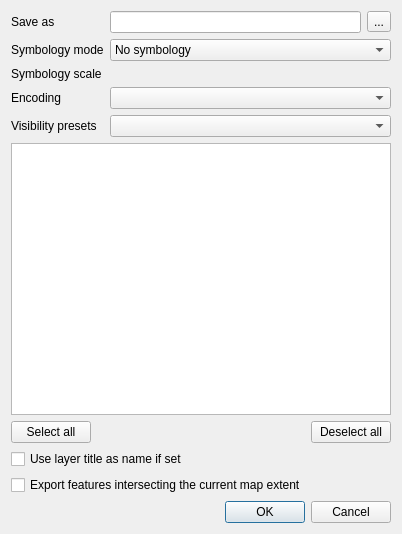
qgis/QGIS, file src/ui/qgsdxfexportdialogbase.ui: the form before one commit.
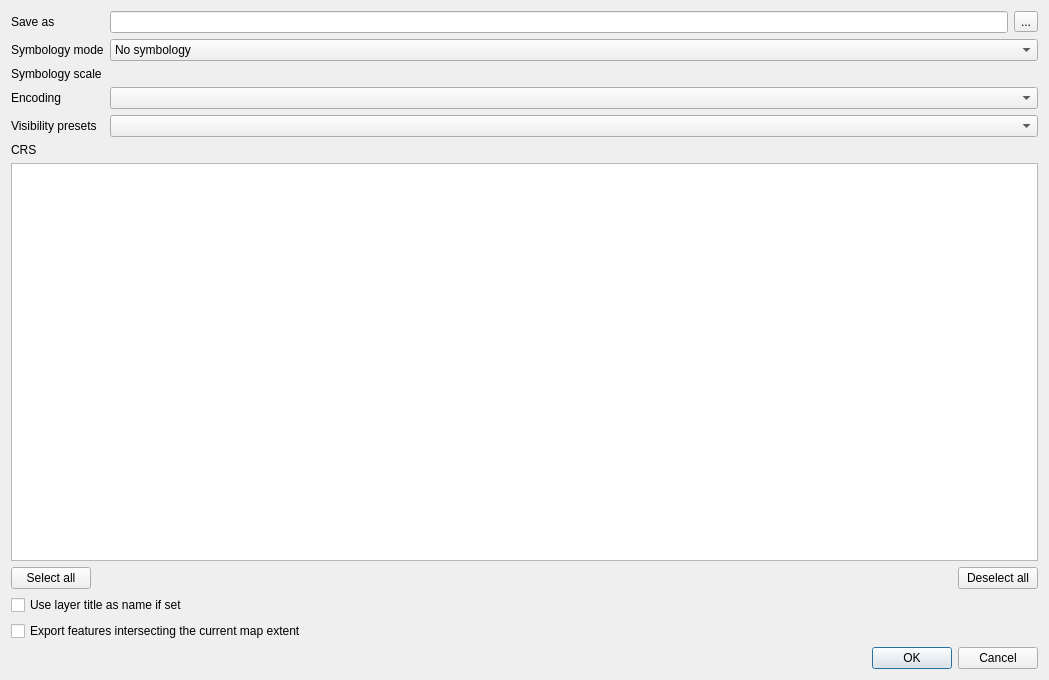
The form after the commit. Custom widgets are drawn as their Qt base class.

What changed in the file:
```diff
--- a/src/ui/qgsdxfexportdialogbase.ui
+++ b/src/ui/qgsdxfexportdialogbase.ui
@@ -6,24 +6,14 @@
    <rect>
     <x>0</x>
     <y>0</y>
-    <width>402</width>
-    <height>534</height>
+    <width>1049</width>
+    <height>680</height>
    </rect>
   </property>
   <property name="windowTitle">
    <string>DXF export</string>
   </property>
   <layout class="QGridLayout" name="gridLayout_2">
-   <item row="2" column="1" colspan="2">
-    <widget class="QgsScaleWidget" name="mScaleWidget" native="true">
-     <property name="showCurrentScaleButton" stdset="0">
-      <bool>true</bool>
-     </property>
-    </widget>
-   </item>
-   <item row="3" column="1" colspan="2">
-    <widget class="QComboBox" name="mEncoding"/>
-   </item>
    <item row="0" column="2">
     <widget class="QToolButton" name="mFileSelectionButton">
      <property name="text">
@@ -31,16 +21,6 @@
      </property>
     </widget>
    </item>
-   <item row="5" column="0" colspan="3">
-    <widget class="QgsLayerTreeView" name="mTreeView">
-     <property name="selectionMode">
-      <enum>QAbstractItemView::ExtendedSelection</enum>
-     </property>
-     <attribute name="headerDefaultSectionSize">
-      <number>0</number>
-     </attribute>
-    </widget>
-   </item>
    <item row="0" column="0">
     <widget class="QLabel" name="mSaveAsLabel">
      <property name="text">
@@ -82,6 +62,26 @@
     </widget>
    </item>
    <item row="7" column="0" colspan="3">
+    <widget class="QgsLayerTreeView" name="mTreeView">
+     <property name="selectionMode">
+      <enum>QAbstractItemView::ExtendedSelection</enum>
+     </property>
+     <attribute name="headerDefaultSectionSize">
+      <number>0</number>
+     </attribute>
+    </widget>
+   </item>
+   <item row="2" column="1" colspan="2">
+    <widget class="QgsScaleWidget" name="mScaleWidget">
+     <property name="showCurrentScaleButton">
+      <bool>true</bool>
+     </property>
+    </widget>
+   </item>
+   <item row="3" column="1" colspan="2">
+    <widget class="QComboBox" name="mEncoding"/>
+   </item>
+   <item row="9" column="0" colspan="3">
     <layout class="QGridLayout" name="gridLayout_3">
      <item row="0" column="0">
       <widget class="QPushButton" name="mSelectAllButton">
@@ -115,14 +115,14 @@
    <item row="0" column="1">
     <widget class="QLineEdit" name="mFileLineEdit"/>
    </item>
-   <item row="9" column="0" colspan="3">
+   <item row="11" column="0" colspan="3">
     <widget class="QCheckBox" name="mMapExtentCheckBox">
      <property name="text">
       <string>Export features intersecting the current map extent</string>
      </property>
     </widget>
    </item>
-   <item row="10" column="0" colspan="3">
+   <item row="12" column="0" colspan="3">
     <widget class="QDialogButtonBox" name="buttonBox">
      <property name="orientation">
       <enum>Qt::Horizontal</enum>
@@ -149,16 +149,36 @@
      </property>
     </widget>
    </item>
-   <item row="8" column="0" colspan="3">
+   <item row="10" column="0" colspan="3">
     <widget class="QCheckBox" name="mLayerTitleAsName">
      <property name="text">
       <string>Use layer title as name if set</string>
      </property>
     </widget>
    </item>
+   <item row="5" column="0">
+    <widget class="QLabel" name="label_3">
+     <property name="text">
+      <string>CRS</string>
+     </property>
+    </widget>
+   </item>
+   <item row="5" column="1" colspan="2">
+    <widget class="QgsProjectionSelectionWidget" name="mCrsSelector">
+     <property name="focusPolicy">
+      <enum>Qt::StrongFocus</enum>
+     </property>
+    </widget>
+   </item>
   </layout>
  </widget>
  <customwidgets>
+  <customwidget>
+   <class>QgsProjectionSelectionWidget</class>
+   <extends>QWidget</extends>
+   <header>qgsprojectionselectionwidget.h</header>
+   <container>1</container>
+  </customwidget>
   <customwidget>
    <class>QgsScaleWidget</class>
    <extends>QWidget</extends>
```
